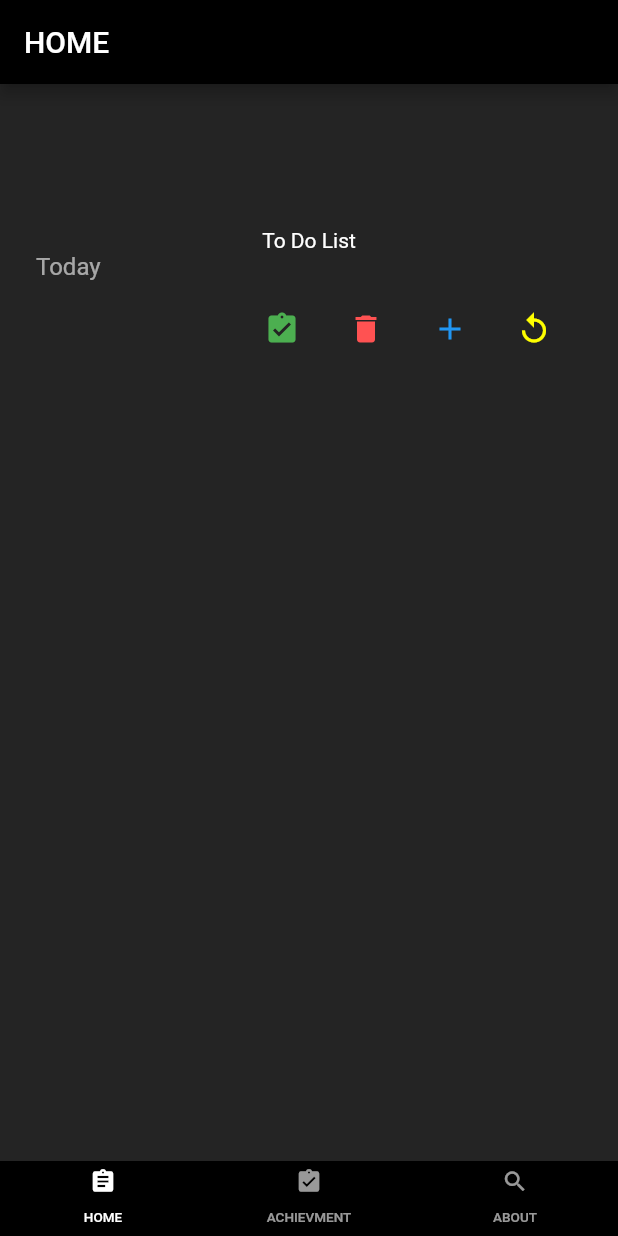
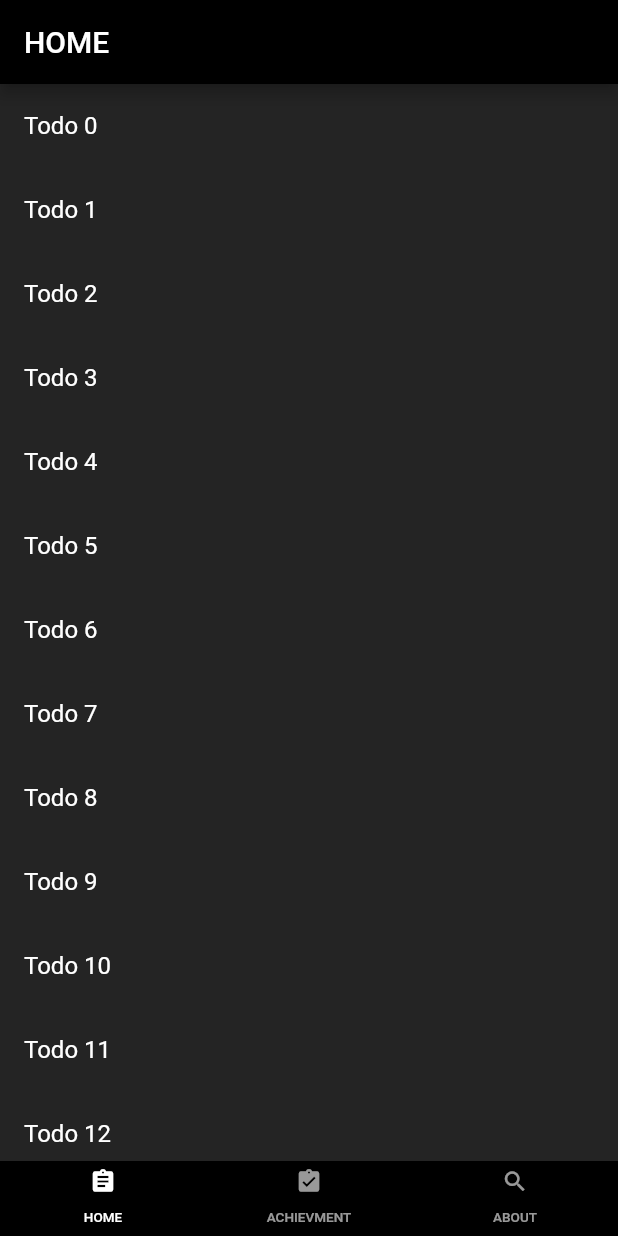
Before and after one commit to yujo11/PROGRAM_42, a Flutter app: the screen it shows after launch, on a phone screen of 412 x 824 dp. Run offline on Flutter 3.47's test engine with Material 2 defaults, Android fonts, the phone set to English and light mode, and no system bars.

Commit message:
make ListView & detail page, if want remove detail page

```diff
--- a/toodo_program42/lib/main.dart
+++ b/toodo_program42/lib/main.dart
@@ -1,7 +1,7 @@
 import 'package:flutter/material.dart';
 import 'package:toodoprogram42/screen/screen_about.dart';
 import 'package:toodoprogram42/screen/screen_achievement.dart';
-import 'package:toodoprogram42/screen/screen_home.dart';
+import 'package:toodoprogram42/screen/new_screen_home.dart';
 import 'package:toodoprogram42/widget/bottom_bar.dart';
 
 void main() => runApp(TooDo());
--- /dev/null
+++ b/toodo_program42/lib/screen/new_screen_home.dart
@@ -0,0 +1,78 @@
+import 'package:flutter/material.dart';
+
+class HomeScreen extends StatefulWidget {
+  _HomeScreenState createState() => _HomeScreenState();
+}
+
+class Todo {
+  final String title;
+  final String description;
+
+  Todo(this.title, this.description);
+}
+
+final todos = List<Todo>.generate(
+  20,
+  (i) => Todo(
+    'Todo $i',
+    'A description of what needs to be done for Todo $i',
+  ),
+);
+
+class _HomeScreenState extends State<HomeScreen> {
+  @override
+  Widget build(BuildContext context) {
+    return new MaterialApp(
+      theme: ThemeData(
+        brightness: Brightness.dark,
+        primaryColor: Colors.black,
+        accentColor: Colors.white,
+      ),
+      title: 'ToDo List',
+      home: Scaffold(
+        backgroundColor: Colors.black26,
+        appBar: AppBar(
+          title: Text(
+            'HOME',
+            textAlign: TextAlign.center,
+          ),
+        ),
+        body: ListView.builder(
+          itemCount: todos.length,
+          itemBuilder: (context, index) {
+            return ListTile(
+              title: Text(todos[index].title),
+              onTap: () {
+                Navigator.push(
+                  context,
+                  MaterialPageRoute(
+                    builder: (context) => DetailScreen(todo : todos[index]),
+                  ),
+                );
+              },
+            );
+          },
+        ),
+      ),
+    );
+  }
+}
+
+class DetailScreen extends StatelessWidget {
+  final Todo todo;
+
+  DetailScreen({Key key, @required this.todo}) : super(key: key);
+
+  @override
+  Widget build(BuildContext context) {
+    return Scaffold(
+      appBar: AppBar(
+        title: Text(todo.title),
+      ),
+      body: Padding(
+        padding: EdgeInsets.all(16.0),
+        child: Text(todo.description),
+      ),
+    );
+  }
+}
```
Also changed, not shown: toodo_program42/pubspec.lock.
